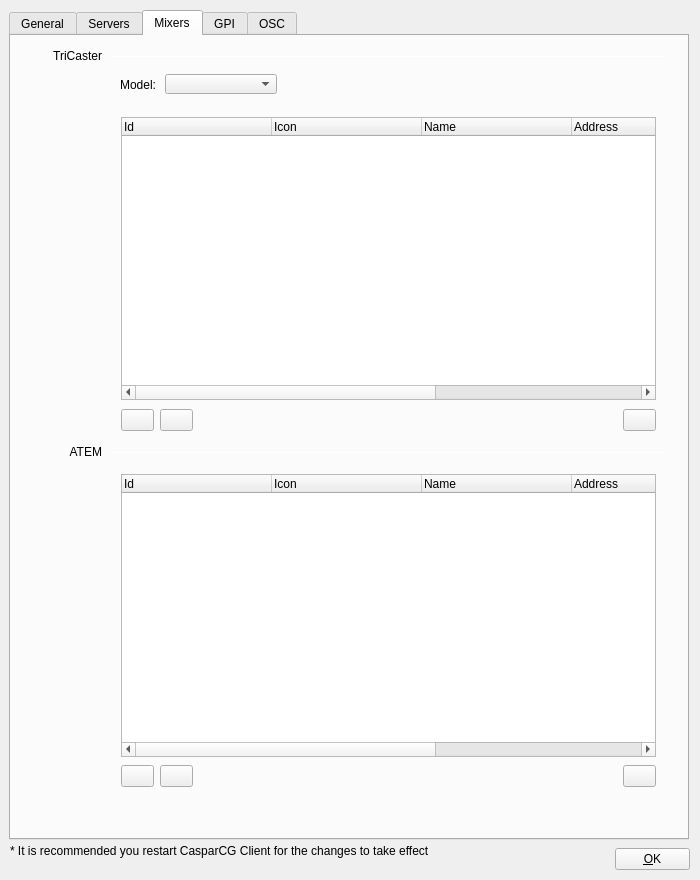
Before: the Qt Designer form src/Widgets/SettingsDialog.ui in CasparCG/client, drawn with Qt 5.
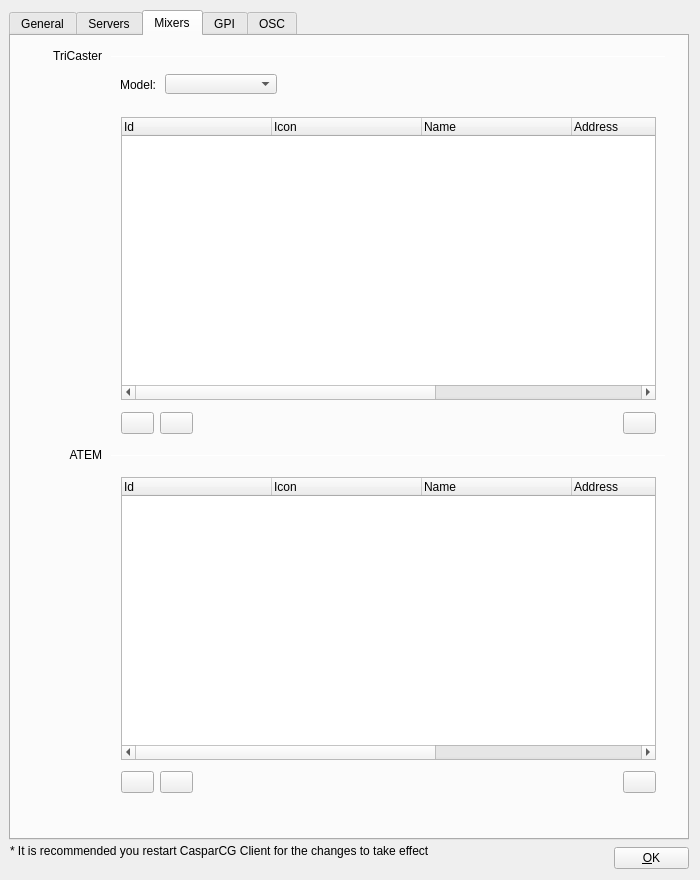
After: the same form once the commit is applied. The open tabs and pages were chosen to show the change.

```diff
--- a/src/Widgets/SettingsDialog.ui
+++ b/src/Widgets/SettingsDialog.ui
@@ -1000,7 +1000,7 @@
      <property name="geometry">
       <rect>
        <x>110</x>
-       <y>373</y>
+       <y>376</y>
        <width>33</width>
        <height>22</height>
       </rect>
@@ -1109,7 +1109,7 @@
      <property name="geometry">
       <rect>
        <x>612</x>
-       <y>373</y>
+       <y>376</y>
        <width>33</width>
        <height>22</height>
       </rect>
@@ -1163,7 +1163,7 @@
      <property name="geometry">
       <rect>
        <x>149</x>
-       <y>373</y>
+       <y>376</y>
        <width>33</width>
        <height>22</height>
       </rect>
@@ -1188,7 +1188,7 @@
      <property name="geometry">
       <rect>
        <x>10</x>
-       <y>408</y>
+       <y>411</y>
        <width>81</width>
        <height>16</height>
       </rect>
@@ -1204,7 +1204,7 @@
      <property name="geometry">
       <rect>
        <x>110</x>
-       <y>438</y>
+       <y>441</y>
        <width>535</width>
        <height>283</height>
       </rect>
@@ -1256,7 +1256,7 @@
      <property name="geometry">
       <rect>
        <x>100</x>
-       <y>416</y>
+       <y>419</y>
        <width>555</width>
        <height>1</height>
       </rect>
@@ -1269,7 +1269,7 @@
      <property name="geometry">
       <rect>
        <x>149</x>
-       <y>729</y>
+       <y>735</y>
        <width>33</width>
        <height>22</height>
       </rect>
@@ -1294,7 +1294,7 @@
      <property name="geometry">
       <rect>
        <x>110</x>
-       <y>729</y>
+       <y>735</y>
        <width>33</width>
        <height>22</height>
       </rect>
@@ -1319,7 +1319,7 @@
      <property name="geometry">
       <rect>
        <x>612</x>
-       <y>729</y>
+       <y>735</y>
        <width>33</width>
        <height>22</height>
       </rect>
@@ -3412,8 +3412,8 @@
   <widget class="QPushButton" name="pushButtonOk">
    <property name="geometry">
     <rect>
-     <x>615</x>
-     <y>848</y>
+     <x>614</x>
+     <y>847</y>
      <width>75</width>
      <height>22</height>
     </rect>
```
Left out of the diff: 10 changed lines with no effect on the pictures.
